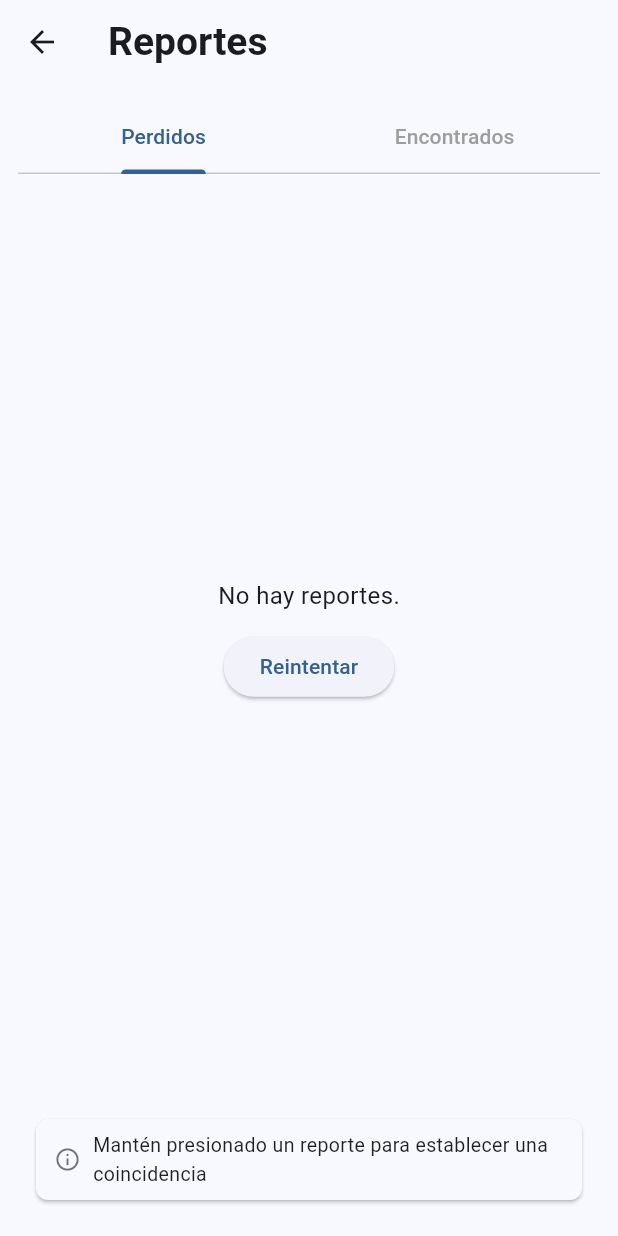
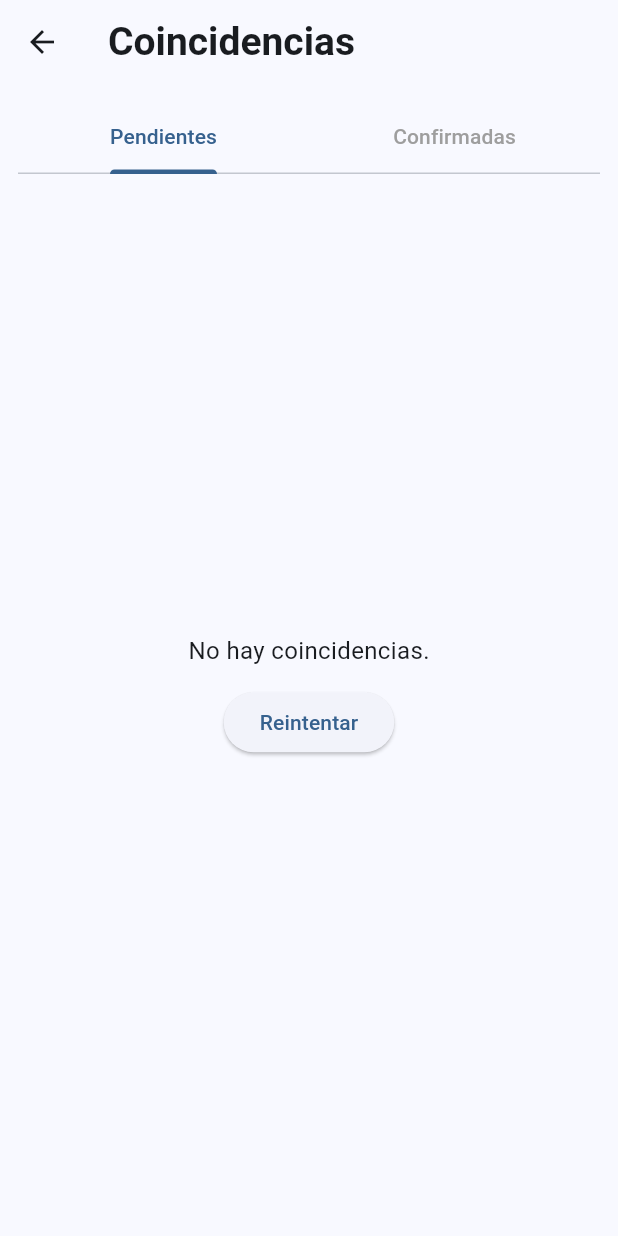
Before and after one commit to Diego-Mtus/Equipo05-IdS, a Flutter app: the EncargadoLoginScreen screen opened directly, after a tap on "Iniciar sesión", after a tap on "Ver coincidencias", on a phone screen of 412 x 824 dp. Run offline on Flutter 3.47's test engine with Material 3 defaults, Android fonts, the light colour scheme and no system bars; our stand-ins replace flutter_map, hive, hive_flutter, image_picker, latlong2, shared_preferences; accounts and stored records are empty.

Commit message:
Implementación de task #21

```diff
--- a/lib/coincidencia.dart
+++ b/lib/coincidencia.dart
@@ -62,7 +62,25 @@ Future<void> agregarCoincidenciaLocal(Coincidencia nueva) async {
   await _guardarCoincidenciasLocal(coincidencias);
 }
 
+Future<void> actualizarCoincidenciaLocal(Coincidencia actualizada) async {
+  final coincidencias = await obtenerCoincidenciasLocales();
+  final index = coincidencias.indexWhere((c) => c.idUnico == actualizada.idUnico);
+  if (index == -1) {
+    // si no existe, añadimos
+    coincidencias.add(actualizada);
+  } else {
+    coincidencias[index] = actualizada;
+  }
+  await _guardarCoincidenciasLocal(coincidencias);
+}
+
 Future<void> eliminarTodasLasCoincidencias() async {
   final local = await SharedPreferences.getInstance();
   await local.remove('coincidencias');
 }
+
+Future<void> eliminarCoincidenciaLocal(String idUnico) async {
+  final coincidencias = await obtenerCoincidenciasLocales();
+  coincidencias.removeWhere((c) => c.idUnico == idUnico);
+  await _guardarCoincidenciasLocal(coincidencias);
+}
--- a/lib/encargado_login.dart
+++ b/lib/encargado_login.dart
@@ -1,5 +1,6 @@
 import 'package:flutter/material.dart';
 import 'package:objetos_perdidos/menu_reportes.dart';
+import 'package:objetos_perdidos/menu_coincidencias.dart';
 
 class EncargadoLoginScreen extends StatefulWidget {
   const EncargadoLoginScreen({super.key});
@@ -77,7 +78,7 @@ class _EncargadoLoginScreenState extends State<EncargadoLoginScreen> {
                           Navigator.push(
                             context,
                             // Reemplazar con la pantalla de coincidencias cuando esté disponible
-                            MaterialPageRoute(builder: (_) => const ReportesScreen()),
+                            MaterialPageRoute(builder: (_) => const CoincidenciasScreen()),
                           );
                         },
                       ),
--- /dev/null
+++ b/lib/menu_coincidencias.dart
@@ -0,0 +1,231 @@
+import 'package:flutter/foundation.dart';
+import 'package:flutter/material.dart';
+import 'package:objetos_perdidos/coincidencia.dart';
+import 'package:objetos_perdidos/enum_estado_coincidencia.dart';
+import 'package:objetos_perdidos/detalle_coincidencia.dart';
+
+String _capitalize(String s) {
+  if (s.isEmpty) return s;
+  return s[0].toUpperCase() + s.substring(1);
+}
+
+class CoincidenciasWidget extends StatefulWidget {
+  const CoincidenciasWidget({Key? key}) : super(key: key);
+
+  @override
+  State<CoincidenciasWidget> createState() => _CoincidenciasWidgetState();
+}
+
+class _CoincidenciasWidgetState extends State<CoincidenciasWidget>
+    with SingleTickerProviderStateMixin {
+  late final TabController _tabController;
+  List<Coincidencia> _coincidencias = [];
+  bool _loading = true;
+
+  @override
+  void initState() {
+    super.initState();
+    _tabController = TabController(length: 2, vsync: this);
+    _loadCoincidencias();
+  }
+
+  Future<void> _loadCoincidencias() async {
+    setState(() => _loading = true);
+    try {
+      final lista = await obtenerCoincidenciasLocales();
+      setState(() {
+        _coincidencias = lista;
+        _loading = false;
+      });
+    } catch (e) {
+      setState(() {
+        _coincidencias = [];
+        _loading = false;
+      });
+      if (mounted) {
+        ScaffoldMessenger.of(context).showSnackBar(SnackBar(content: Text('Error leyendo coincidencias: $e')));
+      }
+    }
+  }
+
+  Widget _buildListTile(Coincidencia c) {
+    return Card(
+      margin: const EdgeInsets.symmetric(horizontal: 8, vertical: 6),
+      child: InkWell(
+        onTap: () async {
+          final changed = await Navigator.push<bool?>(
+            context,
+            MaterialPageRoute(builder: (_) => DetalleCoincidenciaScreen(coincidencia: c)),
+          );
+          if (changed == true) {
+            _loadCoincidencias();
+          }
+        },
+        child: Padding(
+          padding: const EdgeInsets.all(12.0),
+          child: Row(
+            children: [
+              Expanded(
+                child: Column(
+                  crossAxisAlignment: CrossAxisAlignment.start,
+                  children: [
+                    Text(
+                      _capitalize('${c.reportePerdido.descripcion}'),
+                      style: const TextStyle(fontWeight: FontWeight.w600),
+                      overflow: TextOverflow.ellipsis,
+                    ),
+                    const SizedBox(height: 6),
+                    Text('Encontrado: ${_capitalize(c.reporteEncontrado.descripcion)}', overflow: TextOverflow.ellipsis),
+                    const SizedBox(height: 6),
+                    Row(
+                      children: [
+                        Text('Coincidencia: ${(c.peso * 100).toStringAsFixed(0)}%'),
+                        const SizedBox(width: 12),
+                        Text('Fecha: ${_fechaCorta(c.fechaDeteccion)}'),
+                      ],
+                    ),
+                  ],
+                ),
+              ),
+              const SizedBox(width: 8),
+              Column(
+                crossAxisAlignment: CrossAxisAlignment.end,
+                children: [
+                  Icon(Icons.chevron_right, color: Colors.grey[600]),
+                ],
+              ),
+            ],
+          ),
+        ),
+      ),
+    );
+  }
+
+  Widget _buildList(List<Coincidencia> items) {
+    if (_loading) return const Center(child: CircularProgressIndicator());
+    if (items.isEmpty) {
+      return Center(
+        child: Column(
+          mainAxisSize: MainAxisSize.min,
+          children: [
+            const Text('No hay coincidencias.'),
+            const SizedBox(height: 12),
+            ElevatedButton(
+              onPressed: _loadCoincidencias,
+              child: const Text('Reintentar'),
+            ),
+          ],
+        ),
+      );
+    }
+
+    return ListView.builder(
+      padding: const EdgeInsets.symmetric(vertical: 8),
+      itemCount: items.length,
+      itemBuilder: (context, index) => _buildListTile(items[index]),
+    );
+  }
+
+  String _fechaCorta(DateTime d) =>
+      '${d.year}-${d.month.toString().padLeft(2, '0')}-${d.day.toString().padLeft(2, '0')}';
+
+  @override
+  void dispose() {
+    _tabController.dispose();
+    super.dispose();
+  }
+
+  @override
+  Widget build(BuildContext context) {
+    final pendientes = _coincidencias.where((c) => c.estado == EstadoCoincidencia.PENDIENTE).toList();
+    final confirmadas = _coincidencias.where((c) => c.estado == EstadoCoincidencia.CONFIRMADA_POR_ADMIN).toList();
+
+    final mq = MediaQuery.of(context);
+    final bool isWide = mq.size.width >= 800 || mq.orientation == Orientation.landscape;
+
+    if (isWide) {
+      return Row(
+        children: [
+          Expanded(
+            child: Column(
+              children: [
+                Container(
+                  color: Theme.of(context).cardColor,
+                  padding: const EdgeInsets.symmetric(vertical: 12, horizontal: 16),
+                  child: Row(
+                    children: [
+                      const Text('Pendientes', style: TextStyle(fontSize: 16, fontWeight: FontWeight.w600)),
+                      const Spacer(),
+                      IconButton(
+                        onPressed: _loadCoincidencias,
+                        icon: const Icon(Icons.refresh),
+                      ),
+                    ],
+                  ),
+                ),
+                Expanded(child: RefreshIndicator(onRefresh: _loadCoincidencias, child: _buildList(pendientes))),
+              ],
+            ),
+          ),
+          const VerticalDivider(width: 1),
+          Expanded(
+            child: Column(
+              children: [
+                Container(
+                  color: Theme.of(context).cardColor,
+                  padding: const EdgeInsets.symmetric(vertical: 12, horizontal: 16),
+                  child: Row(
+                    children: [
+                      const Text('Confirmadas', style: TextStyle(fontSize: 16, fontWeight: FontWeight.w600)),
+                      const Spacer(),
+                      IconButton(
+                        onPressed: _loadCoincidencias,
+                        icon: const Icon(Icons.refresh),
+                      ),
+                    ],
+                  ),
+                ),
+                Expanded(child: RefreshIndicator(onRefresh: _loadCoincidencias, child: _buildList(confirmadas))),
+              ],
+            ),
+          ),
+        ],
+      );
+    }
+
+    return Column(
+      children: [
+        Material(
+          color: Theme.of(context).cardColor,
+          child: TabBar(
+            controller: _tabController,
+            tabs: const [Tab(text: 'Pendientes'), Tab(text: 'Confirmadas')],
+            labelColor: Theme.of(context).primaryColor,
+            unselectedLabelColor: Colors.grey,
+          ),
+        ),
+        Expanded(
+          child: TabBarView(
+            controller: _tabController,
+            children: [
+              RefreshIndicator(onRefresh: _loadCoincidencias, child: _buildList(pendientes)),
+              RefreshIndicator(onRefresh: _loadCoincidencias, child: _buildList(confirmadas)),
+            ],
+          ),
+        ),
+      ],
+    );
+  }
+}
+
+class CoincidenciasScreen extends StatelessWidget {
+  const CoincidenciasScreen({super.key});
+
+  @override
+  Widget build(BuildContext context) {
+    return Scaffold(
+      appBar: AppBar(title: const Text('Coincidencias')),
+      body: const Padding(padding: EdgeInsets.all(12.0), child: CoincidenciasWidget()),
+    );
+  }
+}
```
Also changed, not shown: lib/detalle_coincidencia.dart (added, +307 -0 lines), lib/detalle_reporte.dart (+6 -1 lines), 1 other file.
